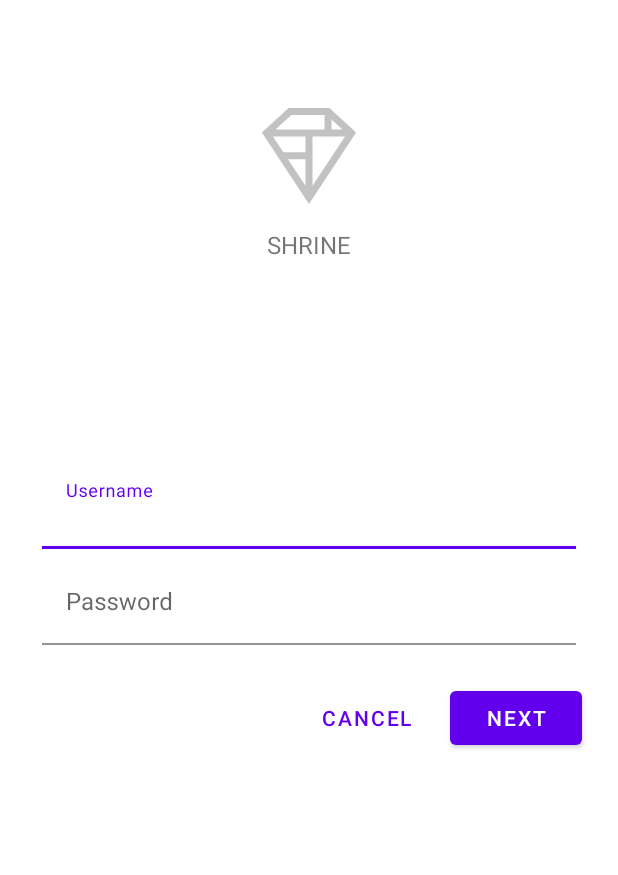
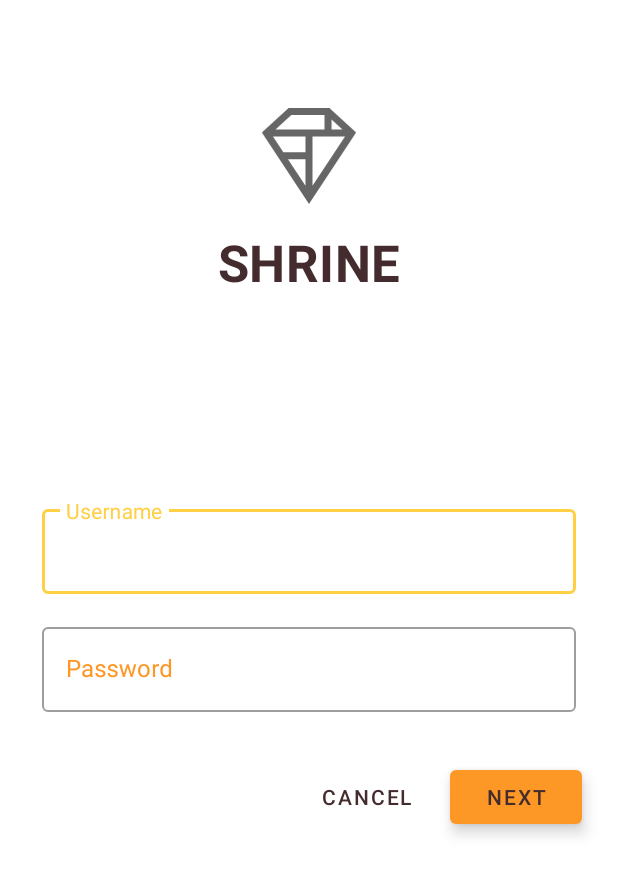
Before and after one commit to aljubaer/AndroidX-Material-Design, an Android app: the screen it shows after launch (MainActivity), on a phone screen of 412 x 824 dp. Shown: the top 875 px of the screen. Run offline under Robolectric (Android 15) with nearby library versions, the phone set to English and light mode, and no system bars.

Commit message:
theme added

```diff
--- a/kotlin/shrine/app/src/main/AndroidManifest.xml
+++ b/kotlin/shrine/app/src/main/AndroidManifest.xml
@@ -1,5 +1,6 @@
 <?xml version="1.0" encoding="utf-8"?>
 <manifest xmlns:android="http://schemas.android.com/apk/res/android"
+    xmlns:tools="http://schemas.android.com/tools"
     package="com.google.codelabs.mdc.kotlin.shrine">
 
     <uses-permission android:name="android.permission.INTERNET" />
@@ -12,7 +13,8 @@
         android:roundIcon="@mipmap/ic_launcher_round"
         android:supportsRtl="true"
         android:name="com.google.codelabs.mdc.kotlin.shrine.application.ShrineApplication"
-        android:theme="@style/Theme.Shrine">
+        android:theme="@style/Theme.Shrine.Autumn"
+        tools:ignore="GoogleAppIndexingWarning">
         <activity android:name=".MainActivity">
             <intent-filter>
                 <action android:name="android.intent.action.MAIN" />
--- a/kotlin/shrine/app/src/main/java/com/google/codelabs/mdc/kotlin/shrine/ProductGridItemDecoration.kt
+++ b/kotlin/shrine/app/src/main/java/com/google/codelabs/mdc/kotlin/shrine/ProductGridItemDecoration.kt
@@ -14,7 +14,5 @@ class ProductGridItemDecoration(private val largePadding: Int, private val small
                                 parent: RecyclerView, state: RecyclerView.State) {
         outRect.left = smallPadding
         outRect.right = smallPadding
-        outRect.top = largePadding
-        outRect.bottom = largePadding
     }
 }
--- a/kotlin/shrine/app/src/main/res/drawable/shr_logo.xml
+++ b/kotlin/shrine/app/src/main/res/drawable/shr_logo.xml
@@ -5,7 +5,7 @@
     android:viewportWidth="149"
     android:viewportHeight="152">
     <path
-        android:fillAlpha="0.4"
+        android:fillAlpha="1"
         android:fillColor="#DADCE0"
         android:fillType="evenOdd"
         android:pathData="M42.262,0L0,38.653L74.489,151.994L148.977,38.653L106.723,0M46.568,11.11L21.554,33.998L99.007,33.998L99.007,11.11L46.568,11.11ZM110.125,18.174L110.125,33.998L127.416,33.998L110.125,18.174ZM80.048,45.116L80.048,123.296L131.426,45.116L80.048,45.116ZM17.551,45.116L33.976,70.101L68.93,70.101L68.93,45.116L17.551,45.116ZM41.284,81.219L68.93,123.296L68.93,81.219L41.284,81.219Z"
--- a/kotlin/shrine/app/src/main/res/layout/shr_login_fragment.xml
+++ b/kotlin/shrine/app/src/main/res/layout/shr_login_fragment.xml
@@ -31,20 +31,19 @@
             android:layout_gravity="center_horizontal"
             android:layout_marginBottom="132dp"
             android:text="@string/shr_app_name"
-            android:textAllCaps="true"
-            android:textSize="16sp" />
+            android:textAppearance="@style/TextAppearance.Shrine.Title" />
 
         <!-- Snippet from "Add text fields" section goes here. -->
         <com.google.android.material.textfield.TextInputLayout
             android:layout_width="match_parent"
             android:layout_height="wrap_content"
+            style="@style/Widget.Shrine.TextInputLayout"
             android:layout_margin="4dp"
             android:hint="@string/shr_hint_username">
 
             <com.google.android.material.textfield.TextInputEditText
                 android:layout_width="match_parent"
                 android:layout_height="wrap_content"
-                android:background="@color/loginPageBackgroundColor"
                 />
         </com.google.android.material.textfield.TextInputLayout>
 
@@ -52,6 +51,7 @@
             android:id="@+id/password_text_input"
             android:layout_width="match_parent"
             android:layout_height="wrap_content"
+            style="@style/Widget.Shrine.TextInputLayout"
             android:layout_margin="4dp"
             android:hint="@string/shr_hint_password"
             app:errorEnabled="true">
@@ -60,7 +60,6 @@
                 android:id="@+id/password_edit_text"
                 android:layout_width="match_parent"
                 android:layout_height="wrap_content"
-                android:background="@color/loginPageBackgroundColor"
                 android:inputType="textPassword" />
         </com.google.android.material.textfield.TextInputLayout>
 
@@ -71,6 +70,7 @@
 
             <com.google.android.material.button.MaterialButton
                 android:id="@+id/next_button"
+                style="@style/Widget.Shrine.Button"
                 android:layout_width="wrap_content"
                 android:layout_height="wrap_content"
                 android:layout_alignParentEnd="true"
@@ -79,7 +79,7 @@
 
             <com.google.android.material.button.MaterialButton
                 android:id="@+id/cancel_button"
-                style="@style/Widget.MaterialComponents.Button.TextButton"
+                style="@style/Widget.Shrine.Button.TextButton"
                 android:layout_width="wrap_content"
                 android:layout_height="wrap_content"
                 android:layout_marginEnd="12dp"
--- a/kotlin/shrine/app/src/main/res/layout/shr_product_card.xml
+++ b/kotlin/shrine/app/src/main/res/layout/shr_product_card.xml
@@ -4,7 +4,7 @@
     android:layout_width="match_parent"
     android:layout_height="wrap_content"
     app:cardBackgroundColor="@android:color/white"
-    app:cardElevation="2dp"
+    app:cardElevation="0dp"
     app:cardPreventCornerOverlap="true">
 
     <LinearLayout
@@ -30,13 +30,15 @@
                 android:layout_width="match_parent"
                 android:layout_height="wrap_content"
                 android:text="@string/shr_product_title"
-                android:textAppearance="?attr/textAppearanceHeadline6" />
+                android:textAlignment="center"
+                android:textAppearance="?attr/textAppearanceSubtitle2" />
 
             <TextView
                 android:id="@+id/product_price"
                 android:layout_width="match_parent"
                 android:layout_height="wrap_content"
                 android:text="@string/shr_product_description"
+                android:textAlignment="center"
                 android:textAppearance="?attr/textAppearanceBody2" />
         </LinearLayout>
     </LinearLayout>
--- a/kotlin/shrine/app/src/main/res/layout/shr_product_grid_fragment.xml
+++ b/kotlin/shrine/app/src/main/res/layout/shr_product_grid_fragment.xml
@@ -15,7 +15,6 @@
             style="@style/Widget.Shrine.Toolbar"
             android:layout_width="match_parent"
             android:layout_height="?attr/actionBarSize"
-            android:background="@color/colorPrimary"
             app:navigationIcon="@drawable/shr_menu"
             app:title="@string/shr_app_name" />
     </com.google.android.material.appbar.AppBarLayout>
@@ -25,8 +24,7 @@
         android:layout_height="match_parent"
         android:layout_marginTop="56dp"
         android:background="@color/productGridBackgroundColor"
-        android:paddingStart="@dimen/shr_product_grid_spacing"
-        android:paddingEnd="@dimen/shr_product_grid_spacing"
+        android:elevation="6dp"
         app:layout_behavior="@string/appbar_scrolling_view_behavior">
 
         <androidx.recyclerview.widget.RecyclerView
--- a/kotlin/shrine/app/src/main/res/values/colors.xml
+++ b/kotlin/shrine/app/src/main/res/values/colors.xml
@@ -1,9 +1,11 @@
 <?xml version="1.0" encoding="utf-8"?>
 <resources>
-    <color name="colorPrimary">#6200EE</color>
-    <color name="colorPrimaryDark">#DADCE0</color>
-    <color name="colorAccent">#E0E0E0</color>
+    <color name="colorPrimary">#E0E0E0</color>
+    <color name="colorPrimaryDark">#FBB8AC</color>
+    <color name="colorAccent">#FEDBD0</color>
+    <color name="textColorPrimary">#442C2E</color>
     <color name="toolbarIconColor">#FFFFFF</color>
     <color name="loginPageBackgroundColor">#FFFFFF</color>
     <color name="productGridBackgroundColor">#FFFFFF</color>
+    <color name="colorControlActivated">#FBB8AC</color>
 </resources>
--- a/kotlin/shrine/app/src/main/res/values/styles.xml
+++ b/kotlin/shrine/app/src/main/res/values/styles.xml
@@ -1,4 +1,4 @@
-<resources>
+<resources xmlns:tools="http://schemas.android.com/tools">
 
     <!-- Base application theme. -->
     <style name="Theme.Shrine" parent="Theme.MaterialComponents.Light.NoActionBar">
@@ -6,12 +6,58 @@
         <item name="colorPrimary">@color/colorPrimary</item>
         <item name="colorPrimaryDark">@color/colorPrimaryDark</item>
         <item name="colorAccent">@color/colorAccent</item>
+        <item name="android:windowLightStatusBar" tools:targetApi="m">true</item>
+        <item name="colorControlActivated">@color/colorControlActivated</item>
+        <item name="android:textColorPrimary">@color/textColorPrimary</item>
+    </style>
+
+    <style name="Widget.Shrine.TextInputLayout" parent="Widget.MaterialComponents.TextInputLayout.OutlinedBox">
+        <item name="hintTextAppearance">
+            @style/TextAppearance.Shrine.TextInputLayout.HintText
+        </item>
+        <item name="android:paddingBottom">8dp</item>
+        <item name="android:textColorHint">?attr/colorPrimaryDark</item>
+    </style>
+
+    <style name="TextAppearance.Shrine.TextInputLayout.HintText" parent="TextAppearance.MaterialComponents.Subtitle2">
+        <item name="android:textColor">?android:attr/textColorPrimary</item>
+    </style>
+
+    <style name="Widget.Shrine.Button" parent="Widget.MaterialComponents.Button">
+        <item name="android:textColor">?android:attr/textColorPrimary</item>
+        <item name="backgroundTint">?attr/colorPrimaryDark</item>
+        <item name="android:stateListAnimator" tools:ignore="NewApi">
+            @animator/shr_next_button_state_list_anim
+        </item>
+    </style>
+
+    <style name="Widget.Shrine.Button.TextButton" parent="Widget.MaterialComponents.Button.TextButton">
+        <item name="android:textColor">?android:attr/textColorPrimary</item>
     </style>
 
     <style name="Widget.Shrine.Toolbar" parent="Widget.AppCompat.Toolbar">
         <item name="android:background">?attr/colorAccent</item>
-        <item name="android:theme">@style/ThemeOverlay.AppCompat.Dark.ActionBar</item>
+        <item name="android:theme">?theme</item>
         <item name="popupTheme">@style/ThemeOverlay.AppCompat.Light</item>
+        <item name="titleTextAppearance">@style/TextAppearance.Shrine.Toolbar</item>
+    </style>
+
+    <style name="TextAppearance.Shrine.Toolbar" parent="TextAppearance.MaterialComponents.Button">
+        <item name="android:textSize">16sp</item>
+    </style>
+
+    <style name="TextAppearance.Shrine.Title" parent="TextAppearance.MaterialComponents.Headline4">
+        <item name="textAllCaps">true</item>
+        <item name="android:textStyle">bold</item>
+        <item name="android:textColor">?android:attr/textColorPrimary</item>
+    </style>
+
+    <style name="Theme.Shrine.Autumn" parent="Theme.Shrine">
+        <item name="colorPrimary">#FFCF44</item>
+        <item name="colorPrimaryDark">#FD9725</item>
+        <item name="colorAccent">#FD9725</item>
+        <item name="colorOnPrimary">#FFFFFF</item>
+        <item name="colorError">#FD9725</item>
     </style>
 
 </resources>
```
Also changed, not shown: kotlin/shrine/app/src/main/java/com/google/codelabs/mdc/kotlin/shrine/ProductGridFragment.kt (+21 -5 lines).
